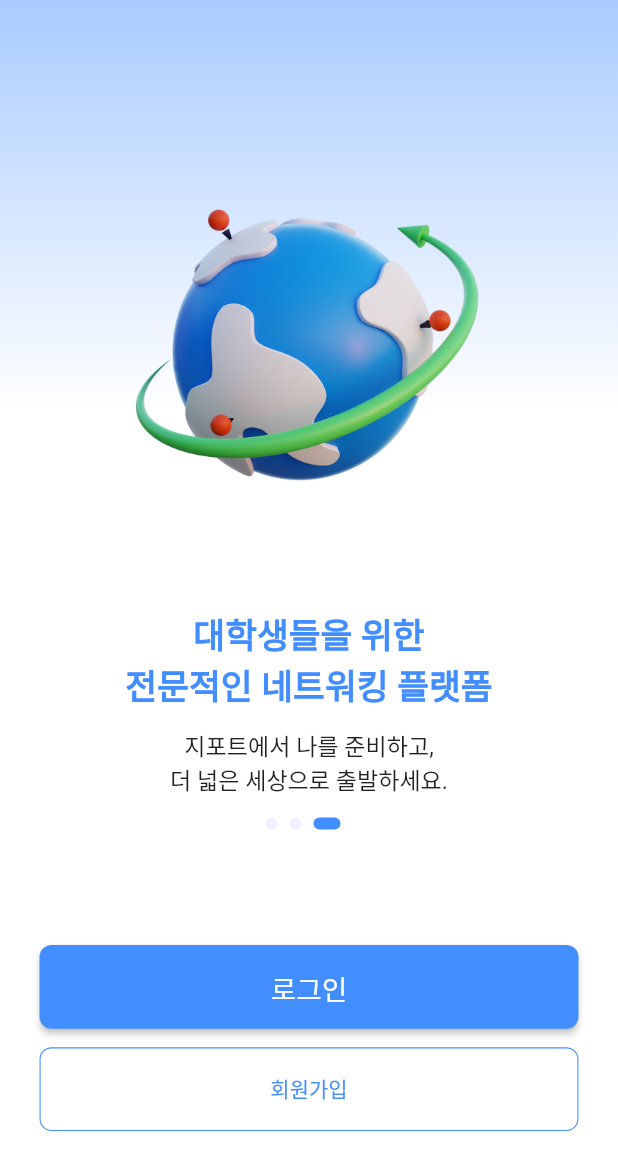
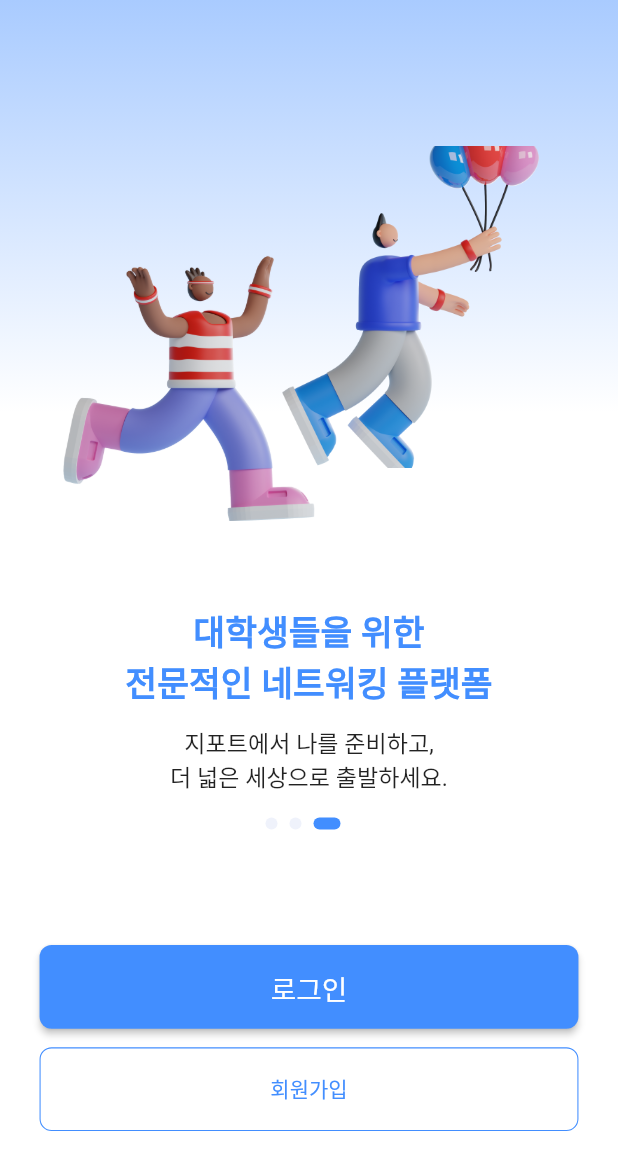
Before and after one commit to xchdtk/myport-frontend, a Flutter app: the screen it shows after launch, swiped to page 3, on a phone screen of 412 x 824 dp. Shown: the top 1170 px of the screen. Run offline on Flutter 3.47's test engine with Material 2 defaults, Android fonts, the phone set to English and light mode, and no system bars; our stand-ins replace get.

Commit message:
feat: develop feature -> register(auth_phone)

```diff
--- /dev/null
+++ b/myport/lib/controller/login_register.dart
@@ -0,0 +1,10 @@
+import 'package:get/get.dart';
+
+class ContentPageViewController extends GetxController {
+  // ignore: non_constant_identifier_names
+  RxInt current_page = 0.obs;
+
+  void updatePage(value) {
+    current_page(value);
+  }
+}
--- a/myport/lib/user/login_register/content.dart
+++ b/myport/lib/user/login_register/content.dart
@@ -1,10 +1,16 @@
+// ignore_for_file: non_constant_identifier_names
+
 import 'package:flutter/material.dart';
 
 class LoginRegisterContentWidget extends StatelessWidget {
+  final Widget image_widget;
   final List<String> title;
   final List<String> description;
   const LoginRegisterContentWidget(
-      {required this.title, required this.description, Key? key})
+      {required this.image_widget,
+      required this.title,
+      required this.description,
+      Key? key})
       : super(key: key);
 
   @override
@@ -13,17 +19,9 @@ class LoginRegisterContentWidget extends StatelessWidget {
     final height = MediaQuery.of(context).size.height;
     return Column(
       children: [
-        Container(
-          padding: EdgeInsets.only(
-              left: width * 0.16,
-              right: width * 0.17066666666,
-              top: height * 0.12068965517,
-              bottom: height * 0.06157635467),
-          child: Image.asset('asset/images/login_register_image_1.png',
-              width: width * 0.66933333333, height: height * 0.30911330049),
-        ),
         Column(
           children: [
+            image_widget,
             Text(
               title[0],
               style: TextStyle(
--- a/myport/lib/user/login_register/login_register_page.dart
+++ b/myport/lib/user/login_register/login_register_page.dart
@@ -1,6 +1,7 @@
 import 'package:flutter/material.dart';
 import 'package:get/get.dart';
 import 'package:myport/user/login_register/register/name_register.dart';
+import '../../controller/login_register.dart';
 import 'content.dart';
 
 // ignore: non_constant_identifier_names
@@ -21,6 +22,7 @@ class _LoginRegisterPageState extends State<LoginRegisterPage> {
   // ignore: non_constant_identifier_names
   int current_page = 0;
   final PageController controller = PageController(initialPage: 0);
+  final contentPageController = Get.put(ContentPageViewController());
   @override
   Widget build(BuildContext context) {
     final width = MediaQuery.of(context).size.width;
@@ -28,54 +30,110 @@ class _LoginRegisterPageState extends State<LoginRegisterPage> {
     return Scaffold(
       body: SizedBox(
           width: width,
-        child: Container(
+          child: Obx(() => Container(
                 decoration: BoxDecoration(
                     gradient: LinearGradient(
                         begin: Alignment.topCenter,
                         end: Alignment.bottomCenter,
                         colors: [
-                content_colors[current_page],
+                      content_colors[contentPageController.current_page.value],
                       Colors.white,
                       Colors.white,
                       Colors.white,
                     ])),
-          child:
-              Column(crossAxisAlignment: CrossAxisAlignment.center, children: [
+                child: Column(
+                    crossAxisAlignment: CrossAxisAlignment.center,
+                    children: [
                       SizedBox(
                         width: width,
                         height: height * 0.66133004926,
                         child: PageView(
-                onPageChanged: ((value) => setState(() {
-                      current_page = value;
-                    })),
+                          onPageChanged: ((value) =>
+                              contentPageController.updatePage(value)),
                           controller: controller,
-                children: const [
+                          children: [
                             LoginRegisterContentWidget(
-                    title: [
+                              image_widget: Container(
+                                padding: EdgeInsets.only(
+                                    left: width * 0.16,
+                                    right: width * 0.17066666666,
+                                    top: height * 0.12068965517,
+                                    bottom: height * 0.06157635467),
+                                child: Image.asset(
+                                    'asset/images/login_register_image_1.png',
+                                    width: width * 0.66933333333,
+                                    height: height * 0.30911330049),
+                              ),
+                              title: const [
                                 "대학생들을 위한",
                                 "맞춤형 네트워킹 플랫폼",
                               ],
-                    description: [
+                              description: const [
                                 "나와 비슷한 학생들은 지금",
                                 "어떤 활동을 하고 있는지 탐색해 보세요",
                               ],
                             ),
                             LoginRegisterContentWidget(
-                    title: [
+                              image_widget: Container(
+                                padding: const EdgeInsets.only(
+                                    left: 49, right: 40, top: 82, bottom: 35),
+                                child: Image.asset(
+                                    'asset/images/login_register_image_2.png',
+                                    width: 286,
+                                    height: 286),
+                              ),
+                              title: const [
                                 "나만의 포트폴리오를 만들고",
                                 "멋진 팀에 합류해 봐요",
                               ],
-                    description: [
+                              description: const [
                                 "나만의 포트폴리오를 작성하고,",
                                 "함께 할 팀에 어필해 보세요",
                               ],
                             ),
                             LoginRegisterContentWidget(
-                    title: [
+                              image_widget: SizedBox(
+                                height: 403,
+                                child: Stack(
+                                  children: [
+                                    Positioned(
+                                      top: 168.98,
+                                      left: 15,
+                                      right: 181.68,
+                                      bottom: 55.7,
+                                      child: Container(
+                                        width: 178.32,
+                                        height: 178.32,
+                                        decoration: const BoxDecoration(
+                                            image: DecorationImage(
+                                                fit: BoxFit.cover,
+                                                image: AssetImage(
+                                                    'asset/images/login_register_image_3.png'))),
+                                      ),
+                                    ),
+                                    Positioned(
+                                      top: 97,
+                                      left: 145.87,
+                                      right: 14,
+                                      bottom: 90.88,
+                                      child: Container(
+                                        width: 215.13,
+                                        height: 215.13,
+                                        decoration: const BoxDecoration(
+                                            image: DecorationImage(
+                                                fit: BoxFit.cover,
+                                                image: AssetImage(
+                                                    'asset/images/login_register_image_4.png'))),
+                                      ),
+                                    ),
+                                  ],
+                                ),
+                              ),
+                              title: const [
                                 "대학생들을 위한",
                                 "전문적인 네트워킹 플랫폼",
                               ],
-                    description: [
+                              description: const [
                                 "지포트에서 나를 준비하고,",
                                 "더 넓은 세상으로 출발하세요.",
                               ],
@@ -86,9 +144,17 @@ class _LoginRegisterPageState extends State<LoginRegisterPage> {
                       Row(
                         mainAxisAlignment: MainAxisAlignment.center,
                         children: [
-                PagePickerWidget(isActive: current_page == 0),
-                PagePickerWidget(isActive: current_page == 1),
-                PagePickerWidget(isActive: current_page == 2)
+                          PagePickerWidget(
+                              isActive:
+                                  contentPageController.current_page.value ==
+                                      0),
+                          PagePickerWidget(
+                              isActive:
+                                  contentPageController.current_page.value ==
+                                      1),
+                          PagePickerWidget(
+                              isActive:
+                                  contentPageController.current_page.value == 2)
                         ],
                       ),
                       SizedBox(
@@ -121,14 +187,13 @@ class _LoginRegisterPageState extends State<LoginRegisterPage> {
                               shape: RoundedRectangleBorder(
                                   borderRadius: BorderRadius.circular(8.0)),
                               primary: const Color(0xff428EFF),
-                    side:
-                        const BorderSide(color: Color(0xff428EFF), width: 0.7),
+                              side: const BorderSide(
+                                  color: Color(0xff428EFF), width: 0.7),
                             ),
                             child: const Text("회원가입"),
                           ))
                     ]),
-        ),
-      ),
+              ))),
     );
   }
 }
--- a/myport/pubspec.yaml
+++ b/myport/pubspec.yaml
@@ -34,6 +34,7 @@ dependencies:
     # Use with the CupertinoIcons class for iOS style icons.
     cupertino_icons: ^1.0.2
     get: ^4.6.5
+    http: ^0.13.4
 
 dev_dependencies:
     flutter_test:
```
Also changed, not shown: myport/lib/controller/register.dart (added, +79 -0 lines), myport/lib/models/register.dart (added, +9 -0 lines), myport/lib/services/remote_services.dart (added, +21 -0 lines), myport/lib/user/login_register/register/name_register.dart (+30 -56 lines), myport/lib/user/login_register/register/phone_number_register.dart (added, +187 -0 lines), myport/lib/user/login_register/register/title_widget.dart (added, +45 -0 lines), myport/asset/images/login_register_image_3.png (added), myport/asset/images/login_register_image_4.png (added), myport/pubspec.lock, 2 other files. Lines whose indentation alone changed are shown as unchanged.
